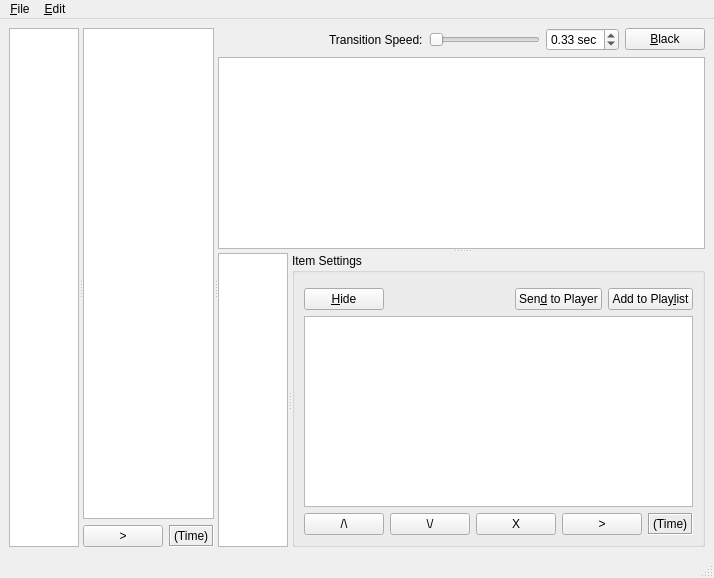
Before: the Qt Designer form src/glvidtex/DirectorWindow.ui in google-code-export/dviz, drawn with Qt 5.
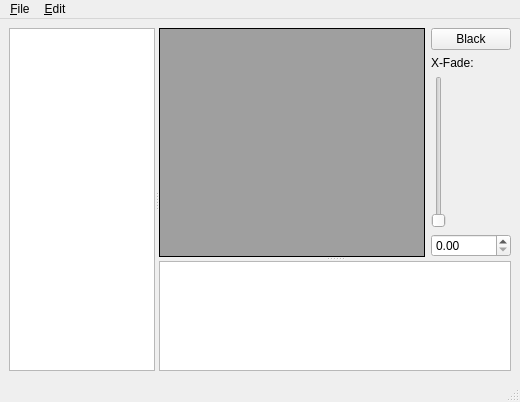
After: the same form once the commit is applied. Custom widgets are drawn as their Qt base class.

Commit message: Split DirectorWindow apart into DirectorWindow + DrawableDirectorWidget and added a QMdiArea to DirectorWindow inorder to enable greater end-user control over directing layout and to allow access to multiple drawable's controls at once rather than having to switch back-and-forth between drawables in a listview or tabwidget.

```diff
--- a/src/glvidtex/DirectorWindow.ui
+++ b/src/glvidtex/DirectorWindow.ui
@@ -6,321 +6,80 @@
    <rect>
     <x>0</x>
     <y>0</y>
-    <width>670</width>
-    <height>578</height>
+    <width>520</width>
+    <height>402</height>
    </rect>
   </property>
   <property name="windowTitle">
    <string>MainWindow</string>
   </property>
   <widget class="QWidget" name="centralwidget">
-   <layout class="QVBoxLayout" name="verticalLayout_5">
+   <layout class="QVBoxLayout" name="verticalLayout">
     <item>
      <widget class="QSplitter" name="mainSplitter">
       <property name="orientation">
        <enum>Qt::Horizontal</enum>
       </property>
-      <widget class="QTableView" name="collectionListview">
-       <property name="selectionBehavior">
-        <enum>QAbstractItemView::SelectRows</enum>
+      <widget class="QListView" name="groupsListView"/>
+      <widget class="QSplitter" name="sceneSplitter">
+       <property name="orientation">
+        <enum>Qt::Vertical</enum>
        </property>
-       <attribute name="verticalHeaderVisible">
-        <bool>false</bool>
-       </attribute>
-       <attribute name="verticalHeaderVisible">
-        <bool>false</bool>
-       </attribute>
-      </widget>
-      <widget class="QWidget" name="">
-       <layout class="QVBoxLayout" name="verticalLayout_4">
-        <item>
-         <widget class="QTableView" name="groupListview">
-          <property name="selectionBehavior">
-           <enum>QAbstractItemView::SelectRows</enum>
-          </property>
-          <attribute name="verticalHeaderVisible">
-           <bool>false</bool>
-          </attribute>
-          <attribute name="verticalHeaderVisible">
-           <bool>false</bool>
-          </attribute>
-         </widget>
-        </item>
-        <item>
-         <layout class="QHBoxLayout" name="horizontalLayout_3">
-          <item>
-           <widget class="QPushButton" name="slidePlayBtn">
-            <property name="text">
-             <string>&gt;</string>
-            </property>
-           </widget>
-          </item>
-          <item>
-           <widget class="QLabel" name="slideTimeLabel">
-            <property name="frameShape">
-             <enum>QFrame::Box</enum>
-            </property>
-            <property name="frameShadow">
-             <enum>QFrame::Sunken</enum>
-            </property>
-            <property name="text">
-             <string>(Time)</string>
-            </property>
-           </widget>
-          </item>
-          <item>
-           <spacer name="horizontalSpacer_3">
-            <property name="orientation">
-             <enum>Qt::Horizontal</enum>
-            </property>
-            <property name="sizeHint" stdset="0">
-             <size>
-              <width>40</width>
-              <height>20</height>
-             </size>
-            </property>
-           </spacer>
-          </item>
-         </layout>
-        </item>
-       </layout>
-      </widget>
-      <widget class="QWidget" name="layoutWidget">
-       <layout class="QVBoxLayout" name="verticalLayout_2">
-        <item>
-         <layout class="QHBoxLayout" name="transitionLayout">
-          <item>
-           <spacer name="horizontalSpacer_2">
-            <property name="orientation">
-             <enum>Qt::Horizontal</enum>
-            </property>
-            <property name="sizeHint" stdset="0">
-             <size>
-              <width>40</width>
-              <height>20</height>
-             </size>
-            </property>
-           </spacer>
-          </item>
-          <item>
-           <widget class="QLabel" name="label_2">
-            <property name="text">
-             <string>Transition Speed:</string>
-            </property>
-           </widget>
-          </item>
-          <item>
-           <widget class="QSlider" name="fadeSpeedSlider">
-            <property name="minimum">
-             <number>1</number>
-            </property>
-            <property name="maximum">
-             <number>100</number>
-            </property>
-            <property name="singleStep">
-             <number>5</number>
-            </property>
-            <property name="orientation">
-             <enum>Qt::Horizontal</enum>
-            </property>
-           </widget>
-          </item>
-          <item>
-           <widget class="QDoubleSpinBox" name="fadeSpeedBox">
-            <property name="suffix">
-             <string> sec</string>
-            </property>
-            <property name="maximum">
-             <double>3.000000000000000</double>
-            </property>
-            <property name="singleStep">
-             <double>0.050000000000000</double>
-            </property>
-            <property name="value">
-             <double>0.330000000000000</double>
-            </property>
-           </widget>
-          </item>
-          <item>
-           <widget class="QPushButton" name="fadeBlackBtn">
-            <property name="text">
-             <string>&amp;Black</string>
-            </property>
-            <property name="checkable">
-             <bool>true</bool>
-            </property>
-           </widget>
-          </item>
-         </layout>
-        </item>
-        <item>
-         <layout class="QHBoxLayout" name="playerSelectionLayout"/>
-        </item>
-        <item>
-         <widget class="QSplitter" name="sceneSplitter">
-          <property name="orientation">
-           <enum>Qt::Vertical</enum>
-          </property>
-          <widget class="EditorGraphicsView" name="graphicsView">
-           <property name="minimumSize">
-            <size>
-             <width>160</width>
-             <height>120</height>
-            </size>
+       <widget class="QWidget" name="layoutWidget">
+        <layout class="QHBoxLayout" name="horizontalLayout">
+         <item>
+          <widget class="QMdiArea" name="mdiArea">
+           <property name="frameShape">
+            <enum>QFrame::Panel</enum>
            </property>
-          </widget>
-          <widget class="QSplitter" name="drawableSplitter">
-           <property name="orientation">
-            <enum>Qt::Horizontal</enum>
+           <property name="frameShadow">
+            <enum>QFrame::Plain</enum>
            </property>
-           <widget class="QListView" name="sceneListview"/>
-           <widget class="QGroupBox" name="drawableGroupBox">
-            <property name="title">
-             <string>Item Settings</string>
-            </property>
-            <layout class="QVBoxLayout" name="verticalLayout_3">
-             <item>
-              <widget class="QWidget" name="itemPropBase" native="true">
-               <layout class="QHBoxLayout" name="horizontalLayout">
-                <property name="margin">
-                 <number>0</number>
-                </property>
-                <item>
-                 <layout class="QFormLayout" name="itemPropLayout"/>
-                </item>
-               </layout>
-              </widget>
-             </item>
-             <item>
-              <widget class="QWidget" name="playlistSetupWidget" native="true">
-               <layout class="QVBoxLayout" name="verticalLayout">
-                <property name="margin">
-                 <number>0</number>
-                </property>
-                <item>
-                 <layout class="QHBoxLayout" name="horizontalLayout_2">
-                  <item>
-                   <widget class="QPushButton" name="hideBtn">
-                    <property name="text">
-                     <string>&amp;Hide</string>
-                    </property>
-                    <property name="checkable">
-                     <bool>true</bool>
-                    </property>
-                    <property name="flat">
-                     <bool>false</bool>
-                    </property>
-                   </widget>
-                  </item>
-                  <item>
-                   <spacer name="horizontalSpacer">
-                    <property name="orientation">
-                     <enum>Qt::Horizontal</enum>
-                    </property>
-                    <property name="sizeHint" stdset="0">
-                     <size>
-                      <width>40</width>
-                      <height>20</height>
-                     </size>
-                    </property>
-                   </spacer>
-                  </item>
-                  <item>
-                   <widget class="QPushButton" name="sendToPlayerBtn">
-                    <property name="text">
-                     <string>Sen&amp;d to Player</string>
-                    </property>
-                   </widget>
-                  </item>
-                  <item>
-                   <widget class="QPushButton" name="addToPlaylistBtn">
-                    <property name="text">
-                     <string>Add to Play&amp;list</string>
-                    </property>
-                   </widget>
-                  </item>
-                 </layout>
-                </item>
-                <item>
-                 <widget class="QTableView" name="playlistView">
-                  <property name="selectionBehavior">
-                   <enum>QAbstractItemView::SelectRows</enum>
-                  </property>
-                  <attribute name="verticalHeaderVisible">
-                   <bool>false</bool>
-                  </attribute>
-                  <attribute name="verticalHeaderVisible">
-                   <bool>false</bool>
-                  </attribute>
-                 </widget>
-                </item>
-                <item>
-                 <layout class="QHBoxLayout" name="horizontalLayout_4">
-                  <item>
-                   <widget class="QPushButton" name="moveUpBtn">
-                    <property name="text">
-                     <string>/\</string>
-                    </property>
-                   </widget>
-                  </item>
-                  <item>
-                   <widget class="QPushButton" name="moveDownBtn">
-                    <property name="text">
-                     <string>\/</string>
-                    </property>
-                   </widget>
-                  </item>
-                  <item>
-                   <widget class="QPushButton" name="delBtn">
-                    <property name="text">
-                     <string>X</string>
-                    </property>
-                   </widget>
-                  </item>
-                  <item>
-                   <widget class="QPushButton" name="playBtn">
-                    <property name="text">
-                     <string>&gt;</string>
-                    </property>
-                   </widget>
-                  </item>
-                  <item>
-                   <widget class="QLabel" name="timeLabel">
-                    <property name="frameShape">
-                     <enum>QFrame::Box</enum>
-                    </property>
-                    <property name="frameShadow">
-                     <enum>QFrame::Sunken</enum>
-                    </property>
-                    <property name="text">
-                     <string>(Time)</string>
-                    </property>
-                   </widget>
-                  </item>
-                  <item>
-                   <spacer name="horizontalSpacer_4">
-                    <property name="orientation">
-                     <enum>Qt::Horizontal</enum>
-                    </property>
-                    <property name="sizeHint" stdset="0">
-                     <size>
-                      <width>40</width>
-                      <height>20</height>
-                     </size>
-                    </property>
-                   </spacer>
-                  </item>
-                 </layout>
-                </item>
-               </layout>
-              </widget>
-             </item>
-            </layout>
-           </widget>
+           <property name="midLineWidth">
+            <number>1</number>
+           </property>
+           <property name="verticalScrollBarPolicy">
+            <enum>Qt::ScrollBarAsNeeded</enum>
+           </property>
+           <property name="horizontalScrollBarPolicy">
+            <enum>Qt::ScrollBarAsNeeded</enum>
+           </property>
           </widget>
-         </widget>
-        </item>
-       </layout>
+         </item>
+         <item>
+          <layout class="QGridLayout" name="gridLayout">
+           <item row="1" column="0">
+            <widget class="QLabel" name="label">
+             <property name="text">
+              <string>X-Fade:</string>
+             </property>
+            </widget>
+           </item>
+           <item row="2" column="0">
+            <widget class="QSlider" name="fadeSpeedSlider">
+             <property name="orientation">
+              <enum>Qt::Vertical</enum>
+             </property>
+            </widget>
+           </item>
+           <item row="3" column="0">
+            <widget class="QDoubleSpinBox" name="fadeSpeedBox"/>
+           </item>
+           <item row="0" column="0">
+            <widget class="QPushButton" name="fadeBlackBtn">
+             <property name="text">
+              <string>Black</string>
+             </property>
+             <property name="checkable">
+              <bool>true</bool>
+             </property>
+            </widget>
+           </item>
+          </layout>
+         </item>
+        </layout>
+       </widget>
+       <widget class="QListView" name="scenesListView"/>
       </widget>
      </widget>
     </item>
@@ -331,8 +90,8 @@
     <rect>
      <x>0</x>
      <y>0</y>
-     <width>670</width>
-     <height>18</height>
+     <width>520</width>
+     <height>25</height>
     </rect>
    </property>
    <widget class="QMenu" name="menuFile">
@@ -419,13 +178,6 @@
    </property>
   </action>
  </widget>
- <customwidgets>
-  <customwidget>
-   <class>EditorGraphicsView</class>
-   <extends>QGraphicsView</extends>
-   <header>../EditorGraphicsView.h</header>
-  </customwidget>
- </customwidgets>
  <resources/>
  <connections/>
 </ui>
```
Left out of the diff: 6 changed lines with no effect on the pictures. The commit also changes 10 other files.
